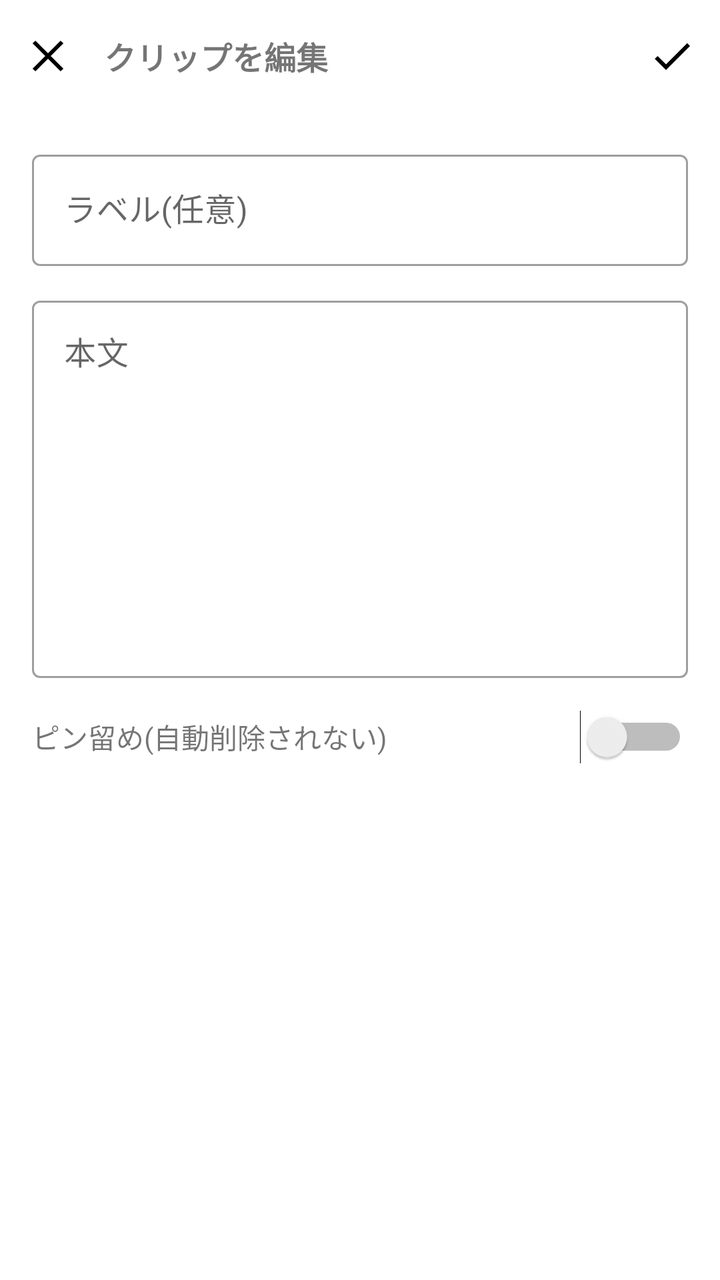
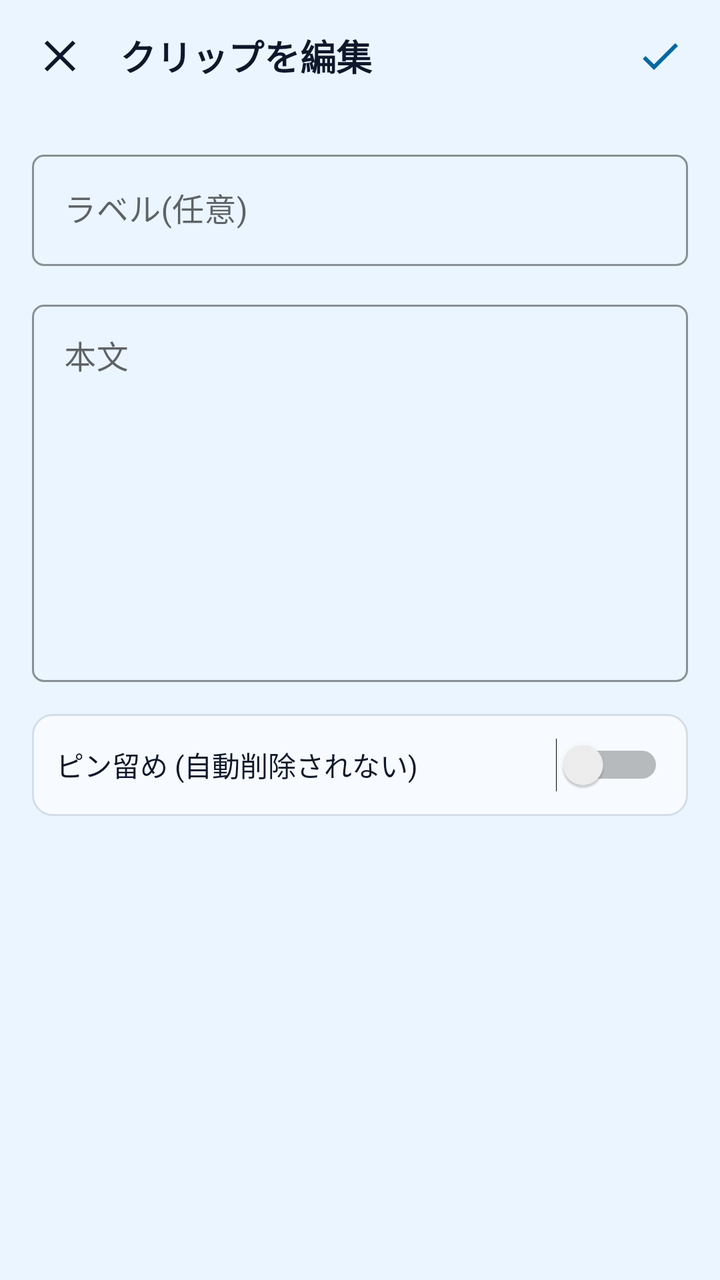

An Android layout rendered at two revisions. The XML below is the earlier revision; the diff shows what the commit changed to produce the second picture.
<!-- AndroidManifest.xml: application theme Theme.ClipKeyboard -->
<!-- res/layout/activity_edit_clip.xml -->
<?xml version="1.0" encoding="utf-8"?>
<LinearLayout xmlns:android="http://schemas.android.com/apk/res/android"
    xmlns:app="http://schemas.android.com/apk/res-auto"
    android:layout_width="match_parent"
    android:layout_height="match_parent"
    android:orientation="vertical">

    
    <LinearLayout
        android:id="@+id/toolbar"
        android:layout_width="match_parent"
        android:layout_height="wrap_content"
        android:gravity="center_vertical"
        android:orientation="horizontal"
        android:paddingHorizontal="4dp"
        android:paddingVertical="8dp">

        <ImageButton
            android:id="@+id/btn_back"
            android:layout_width="40dp"
            android:layout_height="40dp"
            android:background="?attr/selectableItemBackgroundBorderless"
            android:contentDescription="戻る"
            android:padding="8dp"
            android:src="@drawable/ic_close_24" />

        <TextView
            android:id="@+id/toolbar_title"
            android:layout_width="0dp"
            android:layout_height="wrap_content"
            android:layout_weight="1"
            android:paddingStart="8dp"
            android:text="クリップを編集"
            android:textSize="16sp"
            android:textStyle="bold" />

        <ImageButton
            android:id="@+id/btn_delete"
            android:layout_width="40dp"
            android:layout_height="40dp"
            android:background="?attr/selectableItemBackgroundBorderless"
            android:contentDescription="削除"
            android:padding="8dp"
            android:src="@drawable/ic_delete_24"
            android:visibility="gone" />

        <ImageButton
            android:id="@+id/btn_save"
            android:layout_width="40dp"
            android:layout_height="40dp"
            android:background="?attr/selectableItemBackgroundBorderless"
            android:contentDescription="保存"
            android:padding="8dp"
            android:src="@drawable/ic_check_24" />
    </LinearLayout>

    <ScrollView
        android:layout_width="match_parent"
        android:layout_height="0dp"
        android:layout_weight="1">

        <LinearLayout
            android:layout_width="match_parent"
            android:layout_height="wrap_content"
            android:orientation="vertical"
            android:padding="16dp">

            <com.google.android.material.textfield.TextInputLayout
                style="@style/Widget.MaterialComponents.TextInputLayout.OutlinedBox"
                android:layout_width="match_parent"
                android:layout_height="wrap_content"
                android:hint="ラベル(任意)"
                app:boxCornerRadiusBottomEnd="4dp"
                app:boxCornerRadiusBottomStart="4dp"
                app:boxCornerRadiusTopEnd="4dp"
                app:boxCornerRadiusTopStart="4dp">

                <com.google.android.material.textfield.TextInputEditText
                    android:id="@+id/edit_label"
                    android:layout_width="match_parent"
                    android:layout_height="wrap_content" />
            </com.google.android.material.textfield.TextInputLayout>

            <com.google.android.material.textfield.TextInputLayout
                style="@style/Widget.MaterialComponents.TextInputLayout.OutlinedBox"
                android:layout_width="match_parent"
                android:layout_height="wrap_content"
                android:layout_marginTop="12dp"
                android:hint="本文"
                app:boxCornerRadiusBottomEnd="4dp"
                app:boxCornerRadiusBottomStart="4dp"
                app:boxCornerRadiusTopEnd="4dp"
                app:boxCornerRadiusTopStart="4dp">

                <com.google.android.material.textfield.TextInputEditText
                    android:id="@+id/edit_body"
                    android:layout_width="match_parent"
                    android:layout_height="wrap_content"
                    android:gravity="top|start"
                    android:inputType="textMultiLine"
                    android:minLines="8" />
            </com.google.android.material.textfield.TextInputLayout>

            <LinearLayout
                android:layout_width="match_parent"
                android:layout_height="wrap_content"
                android:layout_marginTop="16dp"
                android:gravity="center_vertical"
                android:orientation="horizontal">
                <TextView
                    android:layout_width="0dp"
                    android:layout_height="wrap_content"
                    android:layout_weight="1"
                    android:text="ピン留め(自動削除されない)" />
                <Switch
                    android:id="@+id/switch_pinned"
                    android:layout_width="wrap_content"
                    android:layout_height="wrap_content" />
            </LinearLayout>

        </LinearLayout>
    </ScrollView>
</LinearLayout>
<!-- resources referenced by this layout -->
<resources>
  <!-- drawable ic_check_24 (drawable) -->
  <?xml version="1.0" encoding="utf-8"?>
  <vector xmlns:android="http://schemas.android.com/apk/res/android"
      android:width="24dp" android:height="24dp"
      android:viewportWidth="24" android:viewportHeight="24">
      <path
          android:fillColor="#FF000000"
          android:pathData="M9,16.2 L4.8,12 L3.4,13.4 L9,19 L21,7 L19.6,5.6 Z" />
  </vector>
  <!-- drawable ic_close_24 (drawable) -->
  <?xml version="1.0" encoding="utf-8"?>
  <vector xmlns:android="http://schemas.android.com/apk/res/android"
      android:width="24dp" android:height="24dp"
      android:viewportWidth="24" android:viewportHeight="24">
      <path
          android:strokeColor="#FF000000"
          android:strokeWidth="2"
          android:pathData="M5,5 L19,19 M19,5 L5,19" />
  </vector>
  <!-- drawable ic_delete_24 (drawable) -->
  <?xml version="1.0" encoding="utf-8"?>
  <vector xmlns:android="http://schemas.android.com/apk/res/android"
      android:width="24dp" android:height="24dp"
      android:viewportWidth="24" android:viewportHeight="24">
      <path
          android:fillColor="#FF000000"
          android:pathData="M6,7 L6,20 C6,21.1 6.9,22 8,22 L16,22 C17.1,22 18,21.1 18,20 L18,7 Z M9.5,3 L9,4 L4,4 L4,6 L20,6 L20,4 L15,4 L14.5,3 Z" />
      <path
          android:strokeColor="#FFFFFFFF"
          android:strokeWidth="1.2"
          android:pathData="M10,9 L10,19 M14,9 L14,19" />
  </vector>
  <style name="Theme.ClipKeyboard" parent="Theme.MaterialComponents.DayNight.NoActionBar">
          <item name="colorPrimary">#8AB4F8</item>
          <item name="colorPrimaryDark">#1E1F22</item>
          <item name="colorAccent">#8AB4F8</item>
      </style>
</resources>

<!-- the commit's change to res/layout/activity_edit_clip.xml (unified diff, before → after) -->
@@ -3,26 +3,26 @@
     xmlns:app="http://schemas.android.com/apk/res-auto"
     android:layout_width="match_parent"
     android:layout_height="match_parent"
+    android:background="#EAF5FF"
     android:orientation="vertical">
 
     
     <LinearLayout
         android:id="@+id/toolbar"
         android:layout_width="match_parent"
-        android:layout_height="wrap_content"
+        android:layout_height="56dp"
         android:gravity="center_vertical"
-        android:orientation="horizontal"
-        android:paddingHorizontal="4dp"
-        android:paddingVertical="8dp">
+        android:paddingHorizontal="8dp">
 
         <ImageButton
             android:id="@+id/btn_back"
-            android:layout_width="40dp"
-            android:layout_height="40dp"
+            android:layout_width="44dp"
+            android:layout_height="44dp"
             android:background="?attr/selectableItemBackgroundBorderless"
             android:contentDescription="戻る"
-            android:padding="8dp"
-            android:src="@drawable/ic_close_24" />
+            android:padding="10dp"
+            android:src="@drawable/ic_close_24"
+            app:tint="#0F172A" />
 
         <TextView
             android:id="@+id/toolbar_title"
@@ -30,34 +30,38 @@
             android:layout_height="wrap_content"
             android:layout_weight="1"
             android:paddingStart="8dp"
-            android:text="クリップを編集"
-            android:textSize="16sp"
+            android:text="@string/edit_clip"
+            android:textColor="#0F172A"
+            android:textSize="18sp"
             android:textStyle="bold" />
 
         <ImageButton
             android:id="@+id/btn_delete"
-            android:layout_width="40dp"
-            android:layout_height="40dp"
+            android:layout_width="44dp"
+            android:layout_height="44dp"
             android:background="?attr/selectableItemBackgroundBorderless"
             android:contentDescription="削除"
-            android:padding="8dp"
+            android:padding="10dp"
             android:src="@drawable/ic_delete_24"
-            android:visibility="gone" />
+            android:visibility="gone"
+            app:tint="#E11D48" />
 
         <ImageButton
             android:id="@+id/btn_save"
-            android:layout_width="40dp"
-            android:layout_height="40dp"
+            android:layout_width="44dp"
+            android:layout_height="44dp"
             android:background="?attr/selectableItemBackgroundBorderless"
             android:contentDescription="保存"
-            android:padding="8dp"
-            android:src="@drawable/ic_check_24" />
+            android:padding="10dp"
+            android:src="@drawable/ic_check_24"
+            app:tint="#0369A1" />
     </LinearLayout>
 
     <ScrollView
         android:layout_width="match_parent"
         android:layout_height="0dp"
-        android:layout_weight="1">
+        android:layout_weight="1"
+        android:fillViewport="true">
 
         <LinearLayout
             android:layout_width="match_parent"
@@ -70,27 +74,30 @@
                 android:layout_width="match_parent"
                 android:layout_height="wrap_content"
                 android:hint="ラベル(任意)"
-                app:boxCornerRadiusBottomEnd="4dp"
-                app:boxCornerRadiusBottomStart="4dp"
-                app:boxCornerRadiusTopEnd="4dp"
-                app:boxCornerRadiusTopStart="4dp">
+                app:boxCornerRadiusBottomEnd="6dp"
+                app:boxCornerRadiusBottomStart="6dp"
+                app:boxCornerRadiusTopEnd="6dp"
+                app:boxCornerRadiusTopStart="6dp"
+                app:boxStrokeColor="#0369A1">
 
                 <com.google.android.material.textfield.TextInputEditText
                     android:id="@+id/edit_label"
                     android:layout_width="match_parent"
-                    android:layout_height="wrap_content" />
+                    android:layout_height="wrap_content"
+                    android:textColor="#0F172A" />
             </com.google.android.material.textfield.TextInputLayout>
 
             <com.google.android.material.textfield.TextInputLayout
                 style="@style/Widget.MaterialComponents.TextInputLayout.OutlinedBox"
                 android:layout_width="match_parent"
                 android:layout_height="wrap_content"
-                android:layout_marginTop="12dp"
+                android:layout_marginTop="14dp"
                 android:hint="本文"
-                app:boxCornerRadiusBottomEnd="4dp"
-                app:boxCornerRadiusBottomStart="4dp"
-                app:boxCornerRadiusTopEnd="4dp"
-                app:boxCornerRadiusTopStart="4dp">
+                app:boxCornerRadiusBottomEnd="6dp"
+                app:boxCornerRadiusBottomStart="6dp"
+                app:boxCornerRadiusTopEnd="6dp"
+                app:boxCornerRadiusTopStart="6dp"
+                app:boxStrokeColor="#0369A1">
 
                 <com.google.android.material.textfield.TextInputEditText
                     android:id="@+id/edit_body"
@@ -98,20 +105,28 @@
                     android:layout_height="wrap_content"
                     android:gravity="top|start"
                     android:inputType="textMultiLine"
-                    android:minLines="8" />
+                    android:minLines="8"
+                    android:textColor="#0F172A" />
             </com.google.android.material.textfield.TextInputLayout>
 
             <LinearLayout
+                android:id="@+id/row_pinned"
                 android:layout_width="match_parent"
                 android:layout_height="wrap_content"
                 android:layout_marginTop="16dp"
+                android:background="@drawable/bg_control_dock"
                 android:gravity="center_vertical"
-                android:orientation="horizontal">
+                android:orientation="horizontal"
+                android:padding="12dp">
+
                 <TextView
                     android:layout_width="0dp"
                     android:layout_height="wrap_content"
                     android:layout_weight="1"
-                    android:text="ピン留め(自動削除されない)" />
+                    android:text="ピン留め (自動削除されない)"
+                    android:textColor="#0F172A"
+                    android:textSize="14sp" />
+
                 <Switch
                     android:id="@+id/switch_pinned"
                     android:layout_width="wrap_content"
<!-- resource entries referenced after the edit -->
@@ -1,5 +1,15 @@
 <!-- resources referenced by this layout -->
 <resources>
+  <!-- drawable bg_control_dock (drawable) -->
+  <?xml version="1.0" encoding="utf-8"?>
+  <shape xmlns:android="http://schemas.android.com/apk/res/android"
+      android:shape="rectangle">
+      <solid android:color="#A6FFFFFF" />
+      <corners android:radius="10dp" />
+      <stroke
+          android:width="1dp"
+          android:color="#3364748B" />
+  </shape>
   <!-- drawable ic_check_24 (drawable) -->
   <?xml version="1.0" encoding="utf-8"?>
   <vector xmlns:android="http://schemas.android.com/apk/res/android"
@@ -32,10 +42,16 @@
           android:strokeWidth="1.2"
           android:pathData="M10,9 L10,19 M14,9 L14,19" />
   </vector>
+  <string name="edit_clip">クリップを編集</string>
   <style name="Theme.ClipKeyboard" parent="Theme.MaterialComponents.DayNight.NoActionBar">
-          <item name="colorPrimary">#8AB4F8</item>
-          <item name="colorPrimaryDark">#1E1F22</item>
-          <item name="colorAccent">#8AB4F8</item>
+          <item name="colorPrimary">#0369A1</item>
+          <item name="colorPrimaryVariant">#0284C7</item>
+          <item name="colorOnPrimary">#FFFFFF</item>
+          <item name="colorSecondary">#0284C7</item>
+          <item name="colorOnSecondary">#FFFFFF</item>
+          <item name="android:statusBarColor">#EAF5FF</item>
+          <item name="android:windowLightStatusBar">true</item>
+          <item name="android:colorBackground">#EAF5FF</item>
       </style>
 </resources>
 
